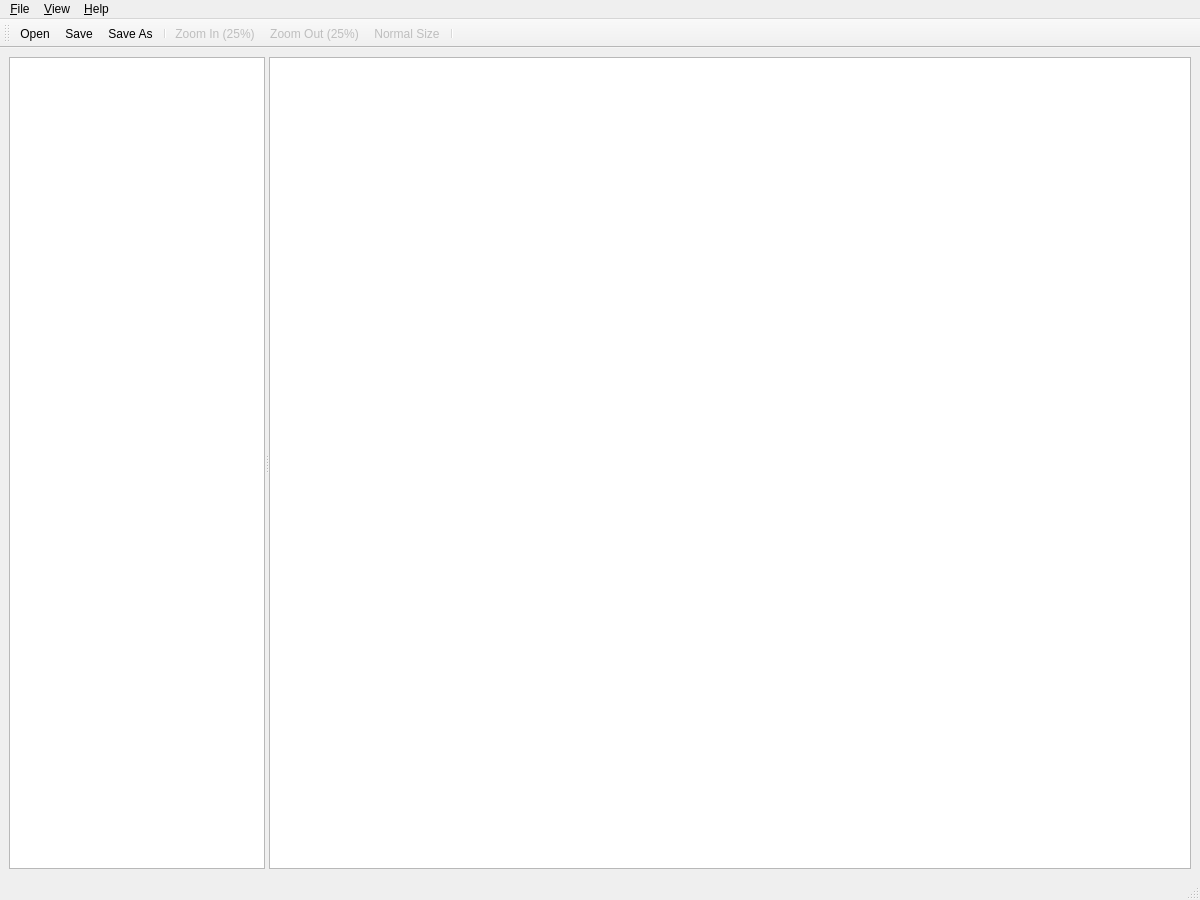
crwolff/Tiffany, file mainWin.ui: the form before one commit.
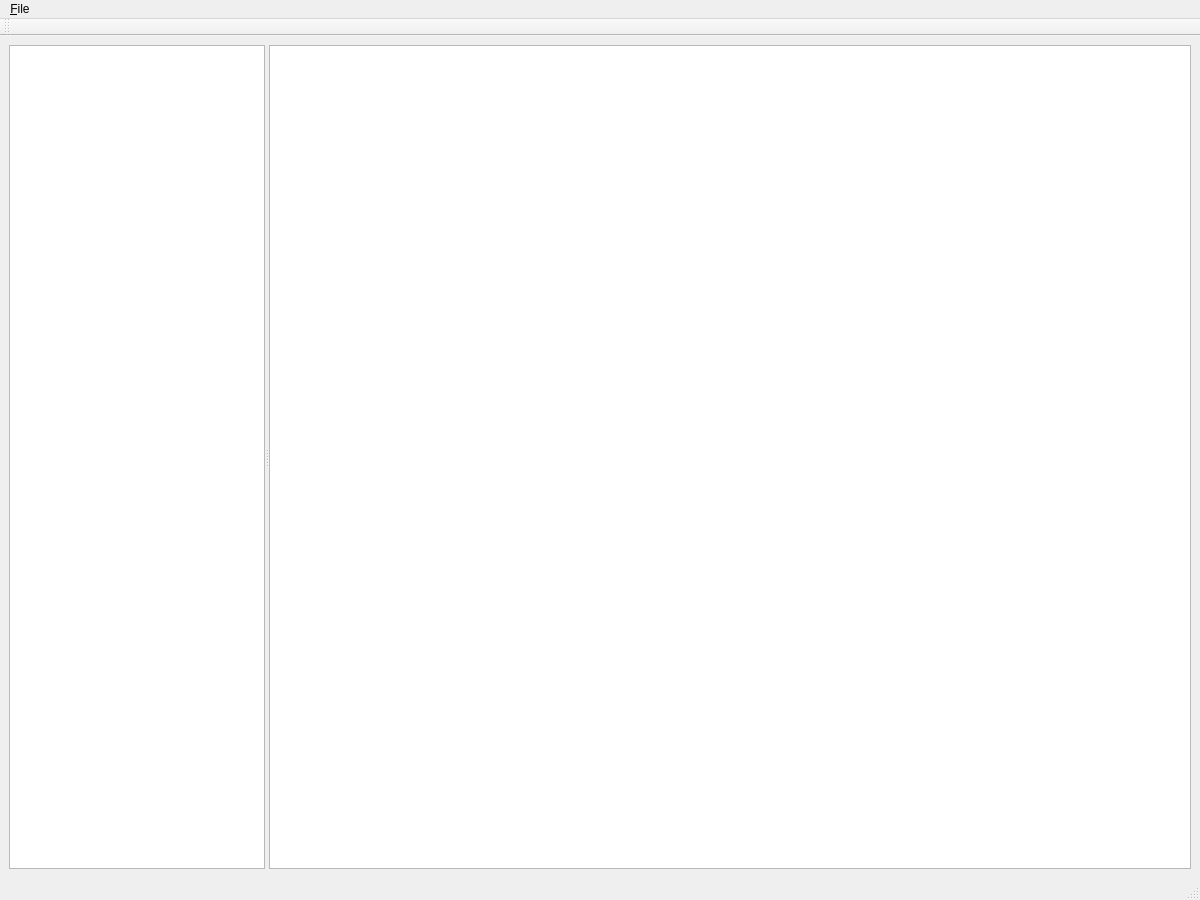
The form after the commit. Icons and pictures are not drawn.

Commit message: Popup tool buttons

Patch:
```diff
--- a/mainWin.ui
+++ b/mainWin.ui
@@ -68,24 +68,7 @@
     <addaction name="separator"/>
     <addaction name="exitAct"/>
    </widget>
-   <widget class="QMenu" name="menu_View">
-    <property name="title">
-     <string>&amp;View</string>
-    </property>
-    <addaction name="zoomInAct"/>
-    <addaction name="zoomOutAct"/>
-    <addaction name="normalSizeAct"/>
-   </widget>
-   <widget class="QMenu" name="menu_Help">
-    <property name="title">
-     <string>&amp;Help</string>
-    </property>
-    <addaction name="aboutAct"/>
-    <addaction name="aboutQtAct"/>
-   </widget>
    <addaction name="menu_File"/>
-   <addaction name="menu_View"/>
-   <addaction name="menu_Help"/>
   </widget>
   <widget class="QStatusBar" name="statusbar"/>
   <widget class="QToolBar" name="toolBar">
@@ -101,14 +84,6 @@
    <attribute name="toolBarBreak">
     <bool>false</bool>
    </attribute>
-   <addaction name="openAct"/>
-   <addaction name="saveAct"/>
-   <addaction name="saveAsAct"/>
-   <addaction name="separator"/>
-   <addaction name="zoomInAct"/>
-   <addaction name="zoomOutAct"/>
-   <addaction name="normalSizeAct"/>
-   <addaction name="separator"/>
   </widget>
   <action name="openAct">
    <property name="icon">
@@ -142,52 +117,6 @@
     <string>E&amp;xit</string>
    </property>
   </action>
-  <action name="zoomInAct">
-   <property name="enabled">
-    <bool>false</bool>
-   </property>
-   <property name="icon">
-    <iconset resource="rsrc.qrc">
-     <normaloff>:/images/assets/icn_Toolbar_zoom_in.png</normaloff>:/images/assets/icn_Toolbar_zoom_in.png</iconset>
-   </property>
-   <property name="text">
-    <string>Zoom &amp;In (25%)</string>
-   </property>
-  </action>
-  <action name="zoomOutAct">
-   <property name="enabled">
-    <bool>false</bool>
-   </property>
-   <property name="icon">
-    <iconset resource="rsrc.qrc">
-     <normaloff>:/images/assets/icn_Toolbar_zoom_out.png</normaloff>:/images/assets/icn_Toolbar_zoom_out.png</iconset>
-   </property>
-   <property name="text">
-    <string>Zoom &amp;Out (25%)</string>
-   </property>
-  </action>
-  <action name="normalSizeAct">
-   <property name="enabled">
-    <bool>false</bool>
-   </property>
-   <property name="icon">
-    <iconset resource="rsrc.qrc">
-     <normaloff>:/images/assets/icn_Toolbar_fit2window.png</normaloff>:/images/assets/icn_Toolbar_fit2window.png</iconset>
-   </property>
-   <property name="text">
-    <string>&amp;Normal Size</string>
-   </property>
-  </action>
-  <action name="aboutAct">
-   <property name="text">
-    <string>&amp;About</string>
-   </property>
-  </action>
-  <action name="aboutQtAct">
-   <property name="text">
-    <string>About &amp;Qt</string>
-   </property>
-  </action>
  </widget>
  <resources>
   <include location="rsrc.qrc"/>
```
Left out of the diff: 36 changed lines with no effect on the pictures. The commit also changes 2 other files.
